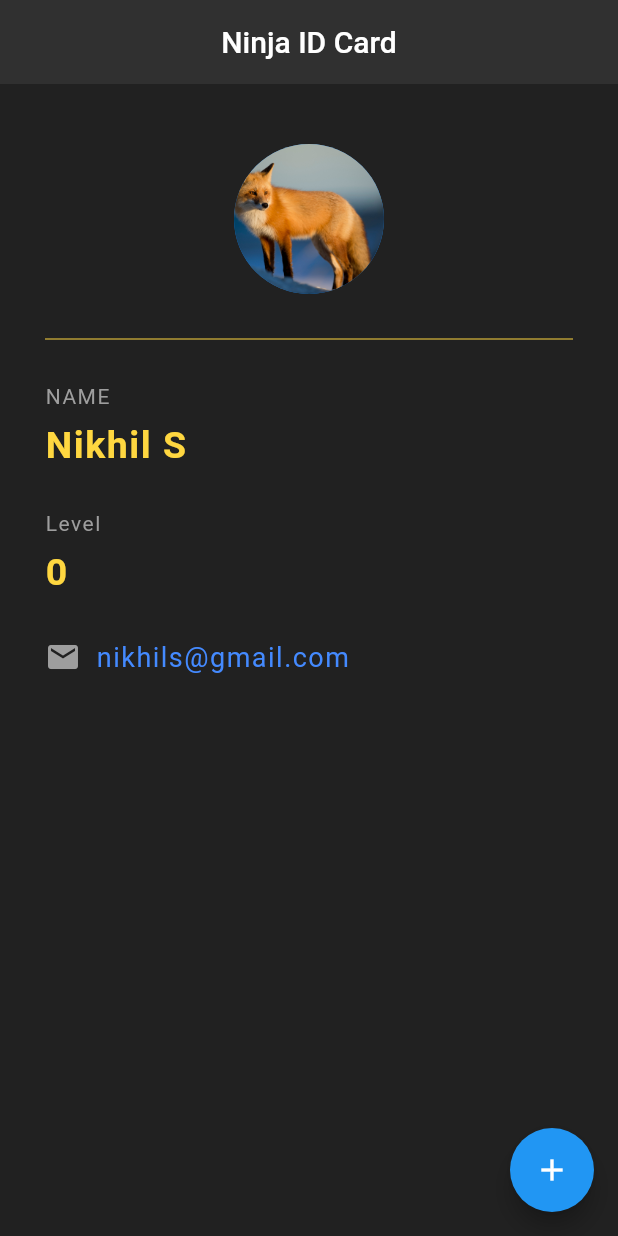
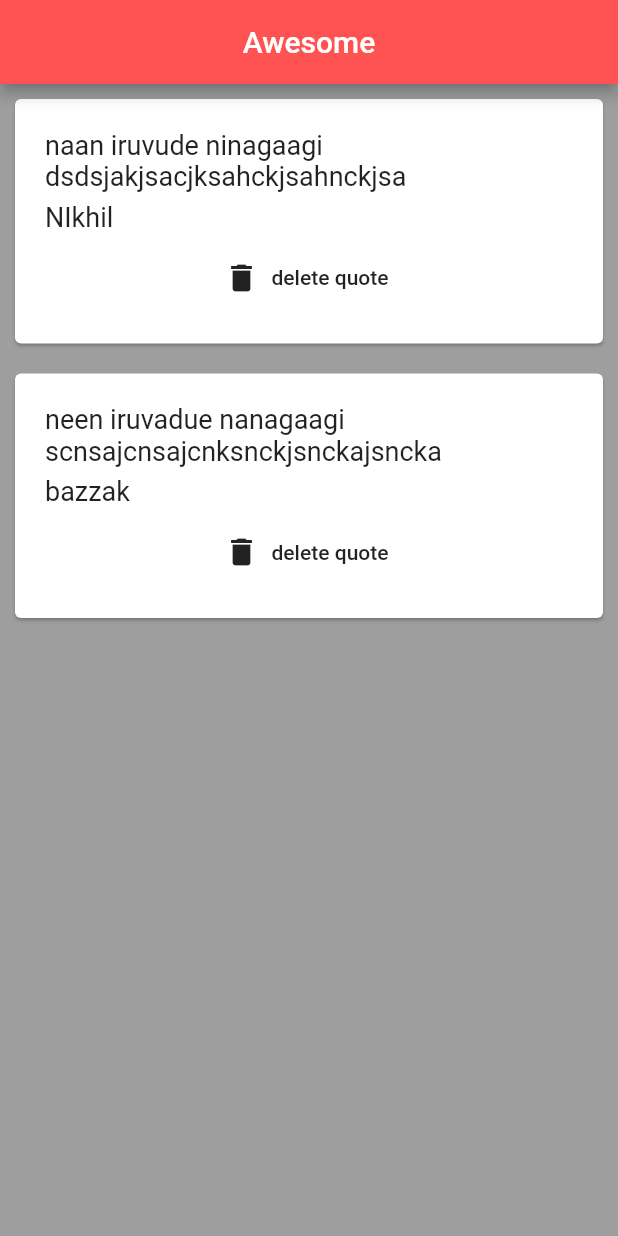
Before and after one commit to Nik-1595/Flutter, a Flutter app: the screen it shows after launch, on a phone screen of 412 x 824 dp. Run offline on Flutter 3.47's test engine with Material 2 defaults, Android fonts, the phone set to English and light mode, and no system bars.

Commit message:
Functions and Cards

```diff
--- a/lib/main.dart
+++ b/lib/main.dart
@@ -1,111 +1,72 @@
 import 'package:flutter/material.dart';
+import 'quotes.dart';
 
-void main(){
-    runApp(MaterialApp(
-
-      home: MyApp(),
-
+void main() => runApp(MaterialApp(
+  home:QuoteList(),
 ));
 
+class QuoteList extends StatefulWidget {
+  @override
+  _QuoteListSatate createState() => _QuoteListSatate();
 }
 
-class MyApp extends StatefulWidget{
-  @override
-  _IdCardState createState() => _IdCardState();
-}
+class _QuoteListSatate extends State<QuoteList> {
 
-class _IdCardState extends State<MyApp>{
-  int level = 0;
-  @override
-  Widget build(BuildContext context){
-    return Scaffold(
-        backgroundColor: Colors.grey[900],
-        appBar: AppBar(
-          title: Text('Ninja ID Card'),
-          centerTitle: true,
-          backgroundColor: Colors.grey[850],
-          elevation: 0.0,
-        ),
-      floatingActionButton: FloatingActionButton(
-        onPressed: (){
-          setState(() {
-            level += 1;
-          });
+  List<quote> quotes =[
 
-        },
-        child: Icon(Icons.add),
-      ),
-      body: Padding(
-        padding: EdgeInsets.fromLTRB(30.0,40.0, 30.0,0.0),
+    quote(author:'NIkhil',text:'naan iruvude ninagaagi dsdsjakjsacjksahckjsahnckjsa'),
+    quote(author:'bazzak',text:'neen iruvadue nanagaagi scnsajcnsajcnksnckjsnckajsncka'),
+
+  ];
+
+  Widget quoteTemplate(quote){
+      return Card(
+        margin: EdgeInsets.fromLTRB(10.0, 10.0, 10.0, 10.0),
+        child: Padding(
+          padding: const EdgeInsets.all(20.0),
           child: Column(
-          crossAxisAlignment: CrossAxisAlignment.start,
+            crossAxisAlignment: CrossAxisAlignment.stretch,
             children: <Widget>[
-            Center(
-              child: CircleAvatar(
-                backgroundImage: AssetImage('assets/yu.jpg'),
-                radius: 50.0,
+              Text(
+                  quote.text,
+                  style: TextStyle(
+                    fontSize: 18.0,
                   ),
               ),
-            Divider(
-              height: 60.0,
-              color: Colors.amberAccent,
-            ),
+              SizedBox(height: 6.0),
               Text(
-              'NAME',
+                quote.author,
                 style: TextStyle(
-                color: Colors.grey,
-                letterSpacing: 1.0,
+                  fontSize: 18.0,
                 ),
               ),
-            SizedBox(height: 10.0),
-            Text(
-              'Nikhil S',
-              style: TextStyle(
-                color: Colors.amberAccent,
-                letterSpacing: 1.0,
-                fontSize: 25.0,
-                fontWeight: FontWeight.bold,
-              ),
-            ),
-            SizedBox(height: 30.0),
-            Text(
-              'Level',
-              style: TextStyle(
-                color: Colors.grey,
-                letterSpacing: 1.0,
-              ),
-            ),
-            SizedBox(height: 10.0),
-            Text(
-              '$level',
-              style: TextStyle(
-                color: Colors.amberAccent,
-                letterSpacing: 1.0,
-                fontSize: 25.0,
-                fontWeight: FontWeight.bold,
-              ),
-            ),
-            SizedBox(height: 30.0),
-            Row(
-              children: <Widget>[
-                Icon(
-                  Icons.email,
-                  color: Colors.grey,
-                ),
-                SizedBox(width: 10.0),
-                Text(
-                  'nikhils@gmail.com',
-                  style: TextStyle(
-                    color: Colors.blueAccent,
-                    fontSize: 18.0,
-                    letterSpacing: 1.0,
-                  ),
-                )
-              ],
+              SizedBox(height: 6.0),
+              FlatButton.icon(
+                  onPressed: (){},
+                  icon: Icon(Icons.delete),
+                  label: Text('delete quote'),
               )
             ],
           ),
         ),
       );
   }
+
+
+
+  @override
+  Widget build(BuildContext context) {
+    return Scaffold(
+      backgroundColor: Colors.grey,
+      appBar: AppBar(
+        title: Text('Awesome'),
+        backgroundColor: Colors.redAccent,
+        centerTitle: true,
+      ),
+      body: Column(
+        children: quotes.map((quote) => quoteTemplate(quote)).toList(),
+      )
+
+    );
   }
+}
--- /dev/null
+++ b/lib/quotes.dart
@@ -0,0 +1,7 @@
+class quote{
+
+  String text;
+  String author;
+
+  quote({this.text,this.author});
+}
```
Also changed, not shown: 1 other file. Lines whose indentation alone changed are shown as unchanged.
